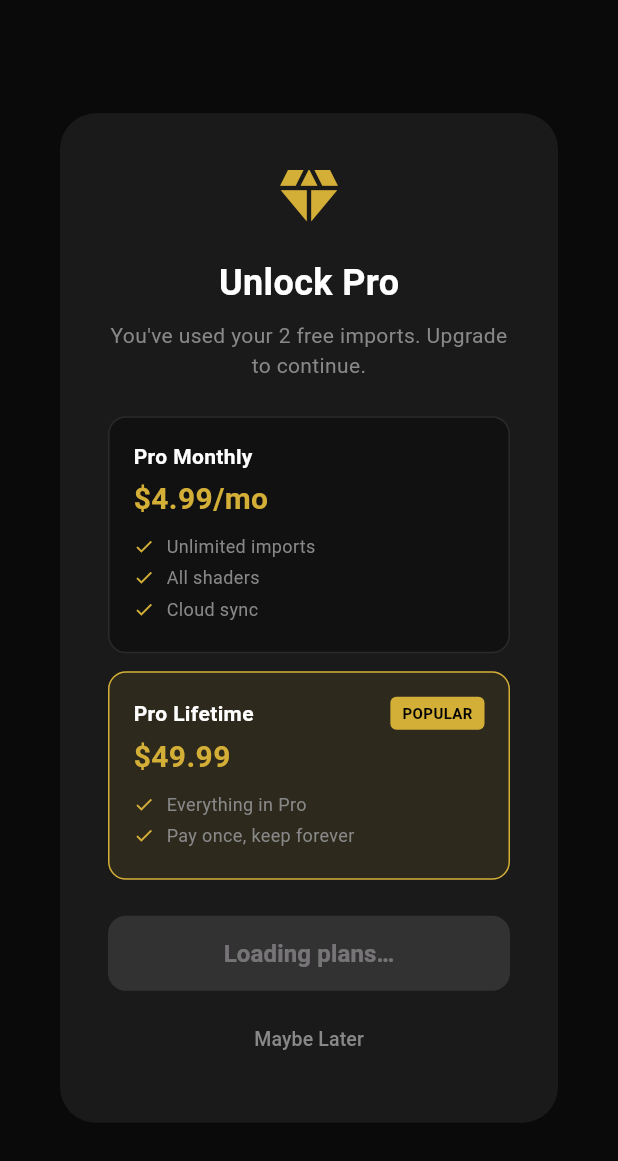
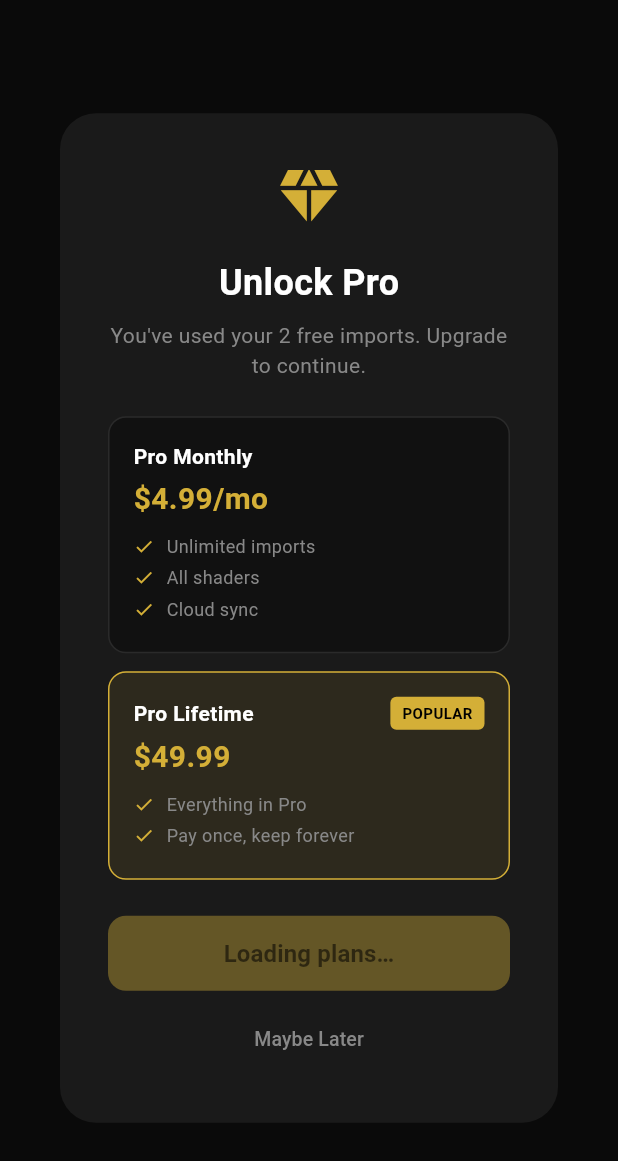
Before and after one commit to MoneyMan421/Iconic-studio-pro, a Flutter app: the PaywallModal widget shown alone on an empty page, opened directly, on a phone screen of 412 x 824 dp. Shown: the top 1161 px of the screen. Run offline on Flutter 3.47's test engine with Material 3 defaults, Android fonts, the phone set to English and light mode, and no system bars; our stand-ins replace file_picker, in_app_purchase, shared_preferences; missing offline and left inert: flutter_shaders; accounts and stored records are empty.

```diff
--- a/lib/main.dart
+++ b/lib/main.dart
@@ -720,8 +720,8 @@ class _PaywallModalState extends State<PaywallModal> {
                 child: ElevatedButton(
                   onPressed: null,
                   style: ElevatedButton.styleFrom(
-                    backgroundColor: AppColors.gold.withValues(alpha: 0.4),
-                    foregroundColor: Colors.black,
+                    disabledBackgroundColor: AppColors.gold.withValues(alpha: 0.4),
+                    disabledForegroundColor: Colors.black54,
                     shape: RoundedRectangleBorder(borderRadius: BorderRadius.circular(12)),
                   ),
                   child: const Text('Loading plans…',
```
Also changed, not shown: lib/billing_service.dart (+5 -6 lines).
